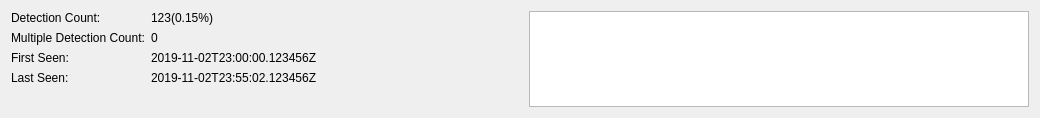
Qt form src/fort/studio/widget/TagStatisticsWidget.ui (formicidae-tracker/studio) before a commit.
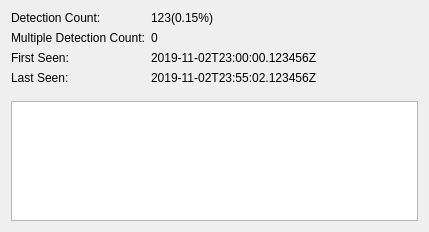
The same form after that commit. Custom widgets are drawn as their Qt base class.

Commit message: Puts Tag Statistics in its own widget.

Diff of the .ui file:
```diff
--- a/src/fort/studio/widget/TagStatisticsWidget.ui
+++ b/src/fort/studio/widget/TagStatisticsWidget.ui
@@ -6,8 +6,8 @@
    <rect>
     <x>0</x>
     <y>0</y>
-    <width>1040</width>
-    <height>118</height>
+    <width>429</width>
+    <height>232</height>
    </rect>
   </property>
   <property name="sizePolicy">
@@ -16,16 +16,22 @@
     <verstretch>0</verstretch>
    </sizepolicy>
   </property>
+  <property name="minimumSize">
+   <size>
+    <width>420</width>
+    <height>0</height>
+   </size>
+  </property>
   <property name="maximumSize">
    <size>
-    <width>16777215</width>
-    <height>118</height>
+    <width>500</width>
+    <height>1677215</height>
    </size>
   </property>
   <property name="windowTitle">
    <string>Form</string>
   </property>
-  <layout class="QHBoxLayout" name="horizontalLayout">
+  <layout class="QVBoxLayout" name="verticalLayout">
    <item>
     <layout class="QFormLayout" name="formLayout">
      <property name="sizeConstraint">
@@ -107,7 +113,7 @@
    <item>
     <widget class="QChartView" name="chartView">
      <property name="sizePolicy">
-      <sizepolicy hsizetype="Expanding" vsizetype="Maximum">
+      <sizepolicy hsizetype="Expanding" vsizetype="Preferred">
        <horstretch>0</horstretch>
        <verstretch>0</verstretch>
       </sizepolicy>
@@ -115,13 +121,13 @@
      <property name="minimumSize">
       <size>
        <width>300</width>
-       <height>0</height>
+       <height>120</height>
       </size>
      </property>
      <property name="maximumSize">
       <size>
        <width>500</width>
-       <height>100</height>
+       <height>120</height>
       </size>
      </property>
     </widget>
```
The commit also changes 4 other files.
